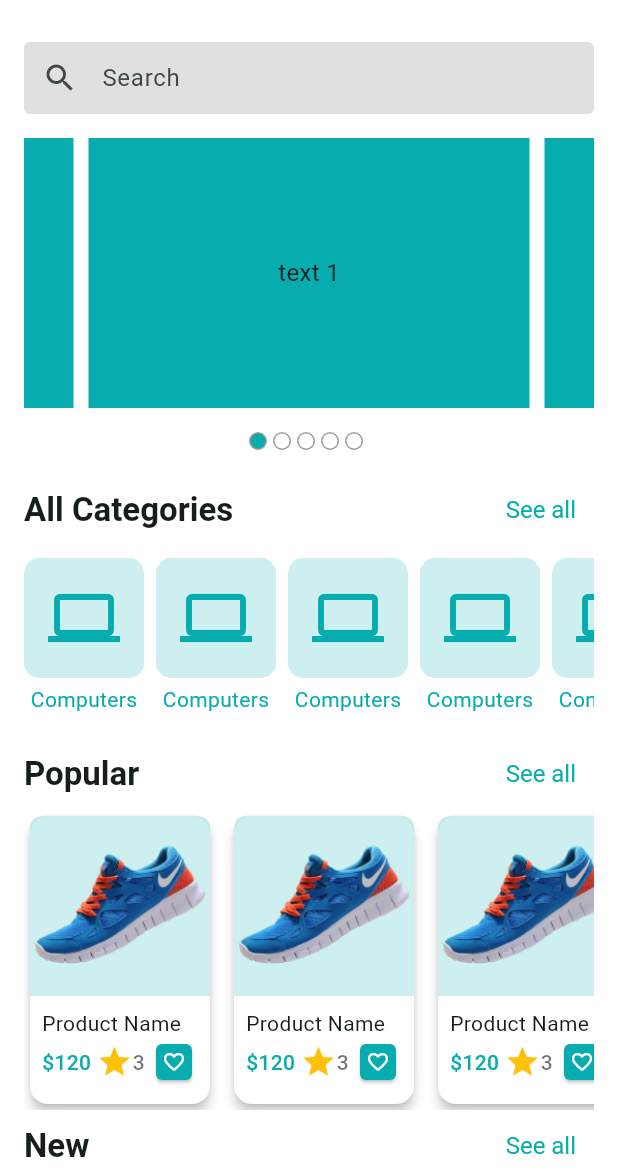
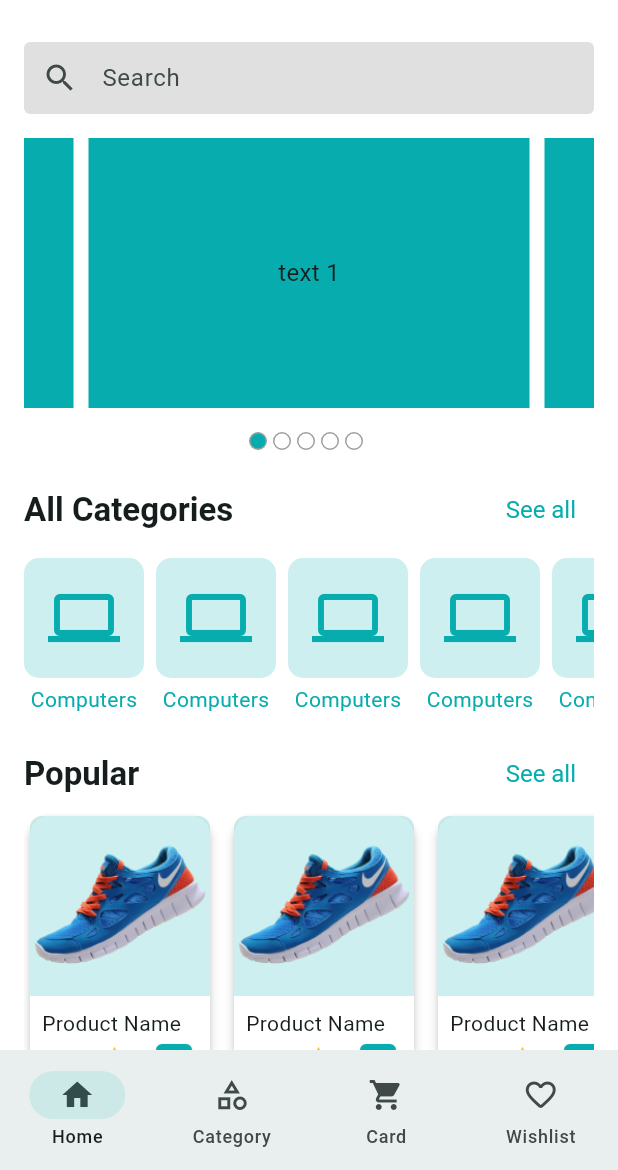
Before and after one commit to mahmud5658/crafty_bay, a Flutter app: the screen it shows after launch, on a phone screen of 412 x 824 dp, the part 66-1236 px from its top. Run offline on Flutter 3.47's test engine with Material 3 defaults, Android fonts, the phone set to English and light mode, and no system bars; drawn by our look-alikes of carousel_slider; our stand-ins replace flutter_svg, get, pin_code_fields.

Commit message:
bottom nav screen

```diff
--- a/lib/app.dart
+++ b/lib/app.dart
@@ -1,4 +1,5 @@
 import 'package:crafty_bay/controller_binder.dart';
+import 'package:crafty_bay/presentation/ui/screens/home_screen.dart';
 import 'package:crafty_bay/presentation/ui/screens/splash_screen.dart';
 import 'package:crafty_bay/presentation/utils/app_colors.dart';
 import 'package:flutter/material.dart';
@@ -45,7 +46,7 @@ class CraftyBayApp extends StatelessWidget {
              foregroundColor: Colors.white,
              padding: const EdgeInsets.symmetric(vertical: 12),
              shape: RoundedRectangleBorder(
-                 borderRadius: BorderRadius.circular(8)
+                 borderRadius: BorderRadius.circular(8),
              ),
              textStyle: const TextStyle(
                  fontSize: 16
@@ -53,7 +54,7 @@ class CraftyBayApp extends StatelessWidget {
              fixedSize: const Size.fromWidth(double.maxFinite)
          ),
        ),
-       appBarTheme: AppBarTheme(
+       appBarTheme: const AppBarTheme(
          backgroundColor: Colors.white,
          titleTextStyle: TextStyle(color: Colors.black54,
            fontSize: 20,
--- a/lib/controller_binder.dart
+++ b/lib/controller_binder.dart
@@ -1,3 +1,4 @@
+import 'package:crafty_bay/presentation/state_holders/bottom_nav_bar_controller.dart';
 import 'package:crafty_bay/presentation/utils/second_counter.dart';
 import 'package:get/get.dart';
 
@@ -5,5 +6,6 @@ class ControllerBinder extends Bindings{
   @override
   void dependencies() {
  Get.lazyPut(()=>SecondCounter());
+ Get.lazyPut(()=>BottomNavBarController());
   }
 }
--- /dev/null
+++ b/lib/presentation/state_holders/bottom_nav_bar_controller.dart
@@ -0,0 +1,19 @@
+
+import 'package:get/get.dart';
+
+class BottomNavBarController extends GetxController{
+  int _selectedIndex = 0;
+  int get selectedIndex => _selectedIndex;
+
+  void changeIndex(int index){
+    _selectedIndex = index;
+    update();
+  }
+
+  void category(){
+    changeIndex(1);
+  }
+  void backToHome(){
+    changeIndex(0);
+  }
+}
--- a/lib/presentation/ui/screens/category_list_screen.dart
+++ b/lib/presentation/ui/screens/category_list_screen.dart
@@ -1,5 +1,7 @@
+import 'package:crafty_bay/presentation/state_holders/bottom_nav_bar_controller.dart';
 import 'package:crafty_bay/presentation/ui/widgets/category_card.dart';
 import 'package:flutter/material.dart';
+import 'package:get/get.dart';
 
 class CategoryListScreen extends StatefulWidget {
   const CategoryListScreen({super.key});
@@ -14,6 +16,9 @@ class _CategoryListScreenState extends State<CategoryListScreen> {
     return Scaffold(
       appBar: AppBar(
         title: Text('Categories'),
+        leading: IconButton(onPressed: (){
+          Get.find<BottomNavBarController>().backToHome();
+        }, icon: Icon(Icons.arrow_back_ios)),
       ),
       body: GridView.builder(
         itemCount: 20,
--- a/lib/presentation/ui/screens/home_screen.dart
+++ b/lib/presentation/ui/screens/home_screen.dart
@@ -1,4 +1,5 @@
 
+import 'package:crafty_bay/presentation/state_holders/bottom_nav_bar_controller.dart';
 import 'package:crafty_bay/presentation/ui/screens/category_list_screen.dart';
 import 'package:crafty_bay/presentation/utils/assets_path.dart';
 import 'package:flutter/material.dart';
@@ -40,10 +41,10 @@ class _HomeScreenState extends State<HomeScreen> {
     return Column(
             children: [
               SectionHeader(title: 'All Categories',onTap: (){
-                Get.to(()=> CategoryListScreen());
+                Get.find<BottomNavBarController>().category();
               },),
               const SizedBox(height: 8,),
-              SizedBox(
+              const SizedBox(
                 height: 120,
                 child: HorizontalCategoriesListView(),
               ),
--- /dev/null
+++ b/lib/presentation/ui/screens/main_bottom_nav_Screen.dart
@@ -0,0 +1,45 @@
+import 'package:crafty_bay/presentation/state_holders/bottom_nav_bar_controller.dart';
+import 'package:crafty_bay/presentation/ui/screens/card_screen.dart';
+import 'package:crafty_bay/presentation/ui/screens/category_list_screen.dart';
+import 'package:crafty_bay/presentation/ui/screens/home_screen.dart';
+import 'package:crafty_bay/presentation/ui/screens/wishlist_screen.dart';
+import 'package:flutter/material.dart';
+import 'package:get/get.dart';
+
+class MainBottomNavScreen extends StatefulWidget {
+  const MainBottomNavScreen({super.key});
+
+  @override
+  State<MainBottomNavScreen> createState() => _MainBottomNavScreenState();
+}
+
+class _MainBottomNavScreenState extends State<MainBottomNavScreen> {
+
+  final BottomNavBarController _navBarController = Get.find<BottomNavBarController>();
+
+  final _screens = [
+    HomeScreen(),
+    CategoryListScreen(),
+    CardScreen(),
+    WishlistScreen(categoryName: 'Electronics',),
+  ];
+  @override
+  Widget build(BuildContext context) {
+    return GetBuilder<BottomNavBarController>(
+      builder: (context) {
+        return Scaffold(
+          body:_screens[_navBarController.selectedIndex],
+          bottomNavigationBar: NavigationBar(
+            selectedIndex: _navBarController.selectedIndex,
+              onDestinationSelected: _navBarController.changeIndex,
+              destinations: [
+            NavigationDestination(icon: Icon(Icons.home), label: 'Home'),
+            NavigationDestination(icon: Icon(Icons.category_outlined), label: 'Category'),
+            NavigationDestination(icon: Icon(Icons.shopping_cart), label: 'Card'),
+            NavigationDestination(icon: Icon(Icons.favorite_outline_rounded), label: 'Wishlist')
+          ])
+        );
+      }
+    );
+  }
+}
--- a/lib/presentation/ui/screens/splash_screen.dart
+++ b/lib/presentation/ui/screens/splash_screen.dart
@@ -1,6 +1,7 @@
 
 import 'package:crafty_bay/presentation/ui/screens/email_verification_screen.dart';
 import 'package:crafty_bay/presentation/ui/screens/home_screen.dart';
+import 'package:crafty_bay/presentation/ui/screens/main_bottom_nav_Screen.dart';
 import 'package:flutter/material.dart';
 import 'package:get/get.dart';
 
@@ -23,7 +24,7 @@ class _SplashScreenState extends State<SplashScreen> {
 
   Future<void> _moveToNextScreen()async{
     await Future.delayed(const Duration(seconds: 2));
-    Get.off(()=> const HomeScreen());
+    Get.off(()=> const MainBottomNavScreen());
   }
   @override
   Widget build(BuildContext context) {
--- a/lib/presentation/ui/widgets/category_card.dart
+++ b/lib/presentation/ui/widgets/category_card.dart
@@ -1,4 +1,6 @@
+import 'package:crafty_bay/presentation/ui/screens/product_list_screen.dart';
 import 'package:flutter/material.dart';
+import 'package:get/get.dart';
 
 import '../../utils/app_colors.dart';
 
@@ -9,7 +11,11 @@ class CategoryCard extends StatelessWidget {
 
   @override
   Widget build(BuildContext context) {
-    return Column(
+    return GestureDetector(
+      onTap: (){
+        Get.to(()=> const ProductListScreen(categoryName: 'Electronics'));
+      },
+      child: Column(
         children: [
           Container(
             padding: const EdgeInsets.all(16),
@@ -22,6 +28,7 @@ class CategoryCard extends StatelessWidget {
           const SizedBox(height: 4,),
           const Text('Computers',style: TextStyle(color: AppColors.themeColor),)
         ],
+      ),
     );
   }
 }
--- a/lib/presentation/ui/widgets/home/horizontal_categories_list_view.dart
+++ b/lib/presentation/ui/widgets/home/horizontal_categories_list_view.dart
@@ -1,6 +1,4 @@
 import 'package:flutter/material.dart';
-
-import '../../../utils/app_colors.dart';
 import '../category_card.dart';
 
 class HorizontalCategoriesListView extends StatelessWidget {
```
Also changed, not shown: lib/presentation/ui/screens/card_screen.dart (added, +15 -0 lines), lib/presentation/ui/screens/product_list_screen.dart (added, +28 -0 lines), lib/presentation/ui/screens/wishlist_screen.dart (added, +34 -0 lines). Lines whose indentation alone changed are shown as unchanged.
